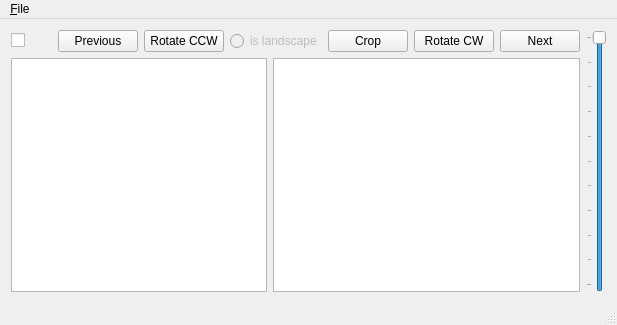
SwissalpS/QtSssSimageCutter, file QtSssSiCmainWindow.ui: the form before one commit.
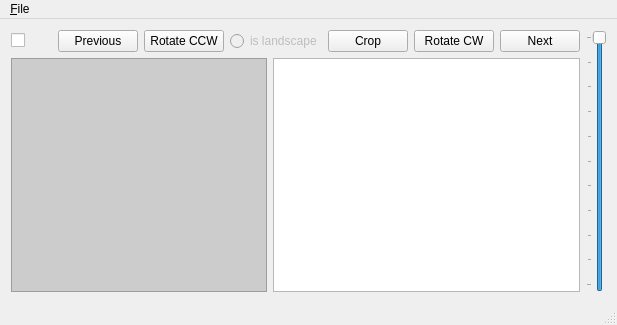
The form after the commit.

What changed in the file:
```diff
--- a/QtSssSiCmainWindow.ui
+++ b/QtSssSiCmainWindow.ui
@@ -201,7 +201,10 @@
            <enum>Qt::NoContextMenu</enum>
           </property>
           <property name="autoFillBackground">
-           <bool>false</bool>
+           <bool>true</bool>
+          </property>
+          <property name="styleSheet">
+           <string notr="true">background: rgb(204, 204, 204)</string>
           </property>
           <property name="frameShadow">
            <enum>QFrame::Sunken</enum>
```
Left out of the diff: 24 changed lines with no effect on the pictures.
